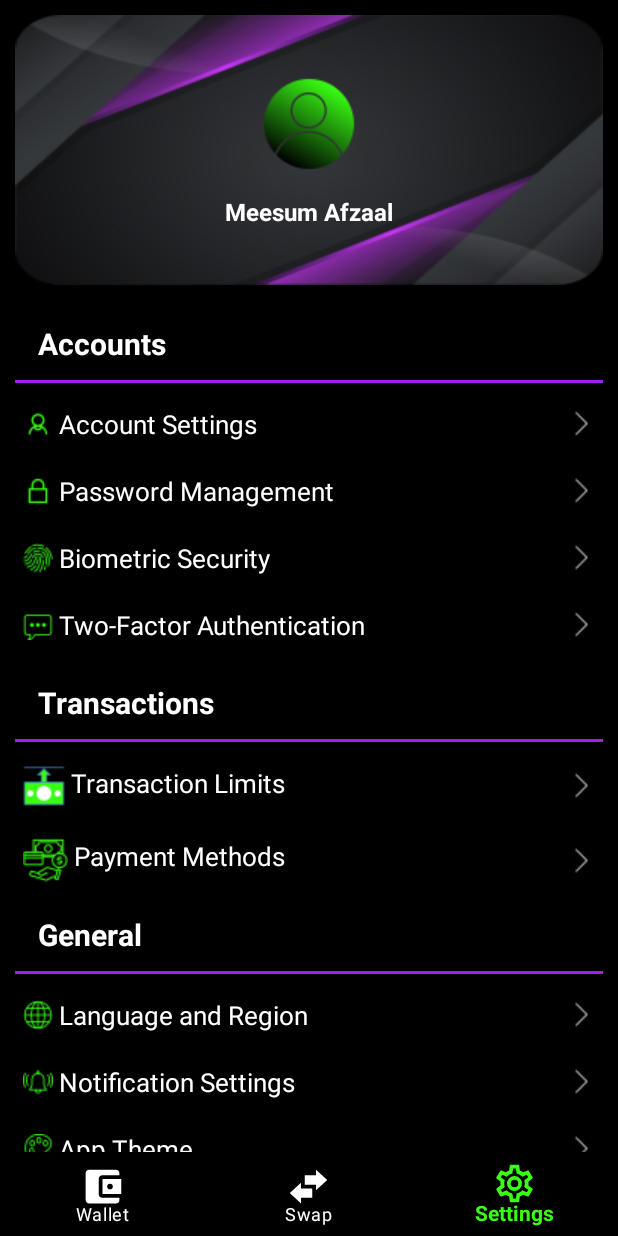
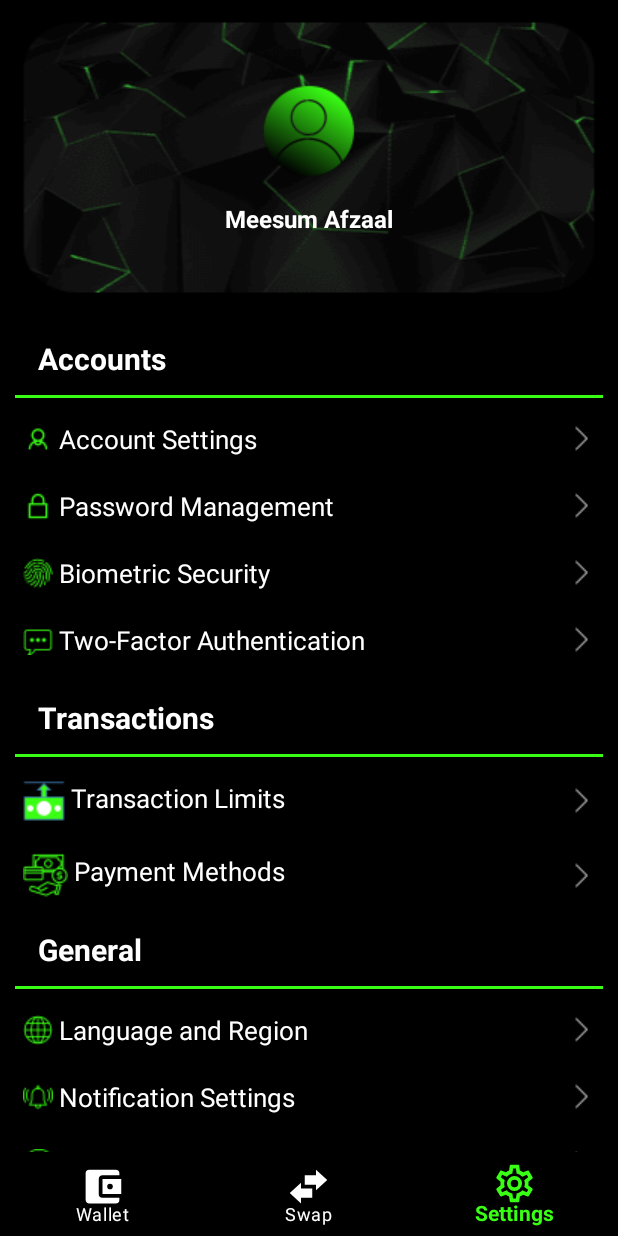
Before and after one commit to Shahroz5373/Safe-Sender, an Android app: the NotificationsFragment screen opened through its navigation route, on a phone screen of 412 x 824 dp. Run offline under Robolectric (Android 15) with nearby library versions, the phone set to English and light mode, and no system bars; our stand-ins replace navigation-ui.

Commit message:
"Commit Change"

```diff
--- a/app/src/main/res/layout/fragment_notifications.xml
+++ b/app/src/main/res/layout/fragment_notifications.xml
@@ -26,7 +26,7 @@
                 app:srcCompat="@drawable/prof"
                 android:layout_centerHorizontal="true"
                 android:layout_marginBottom="10dp"
-                android:layout_marginTop="35dp"
+                android:layout_marginTop="40dp"
                 android:padding="5dp"
                 />
             <TextView
@@ -65,7 +65,7 @@
                     android:layout_width="match_parent"
                     android:layout_height="2dp"
                     android:layout_below="@id/accounts"
-                    android:background="@color/Violet"
+                    android:background="@color/NeonGreen"
                     android:layout_marginBottom="10dp"/>
 
                 <TextView
@@ -133,7 +133,7 @@
                     android:layout_width="match_parent"
                     android:layout_height="2dp"
                     android:layout_below="@id/general"
-                    android:background="@color/Violet"
+                    android:background="@color/NeonGreen"
                     android:layout_marginBottom="10dp"/>
                 <TextView
                     android:id="@+id/region"
@@ -189,7 +189,7 @@
                     android:layout_width="match_parent"
                     android:layout_height="2dp"
                     android:layout_below="@id/transaction"
-                    android:background="@color/Violet"
+                    android:background="@color/NeonGreen"
                     android:layout_marginBottom="10dp"/>
                 <TextView
                     android:id="@+id/limits"
```
Also changed, not shown: app/src/main/res/drawable/back_pic.png.
